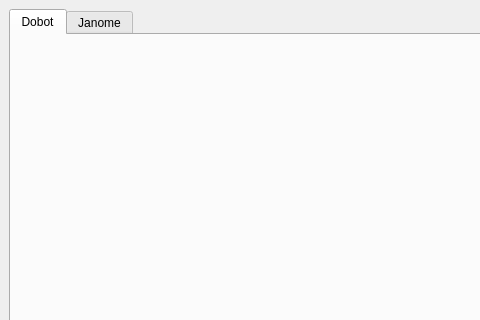
Old version of the form Example/DobotTest/MainWindow.ui in the repository metavisionvn/MetaCommunicationLib; both pictures show x 0 to 480 and y 0 to 320 of the 800 by 600 pixel window.
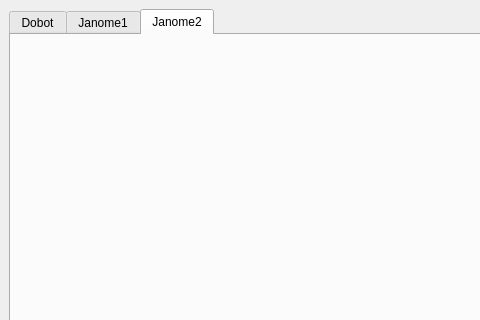
New version of the form. The open tabs and pages were chosen to show the change.

Commit message: 1. Receive temporary response from Janome 2. Prepare for Techman communication

```diff
--- a/Example/DobotTest/MainWindow.ui
+++ b/Example/DobotTest/MainWindow.ui
@@ -32,7 +32,7 @@
       </widget>
       <widget class="QWidget" name="tab_2">
        <attribute name="title">
-        <string>Janome</string>
+        <string>Janome1</string>
        </attribute>
        <layout class="QGridLayout" name="gridLayout_4">
         <item row="0" column="0">
@@ -40,6 +40,16 @@
         </item>
        </layout>
       </widget>
+      <widget class="QWidget" name="tab_3">
+       <attribute name="title">
+        <string>Janome2</string>
+       </attribute>
+       <layout class="QGridLayout" name="gridLayout_5">
+        <item row="0" column="0">
+         <layout class="QGridLayout" name="janomeLayout2"/>
+        </item>
+       </layout>
+      </widget>
      </widget>
     </item>
    </layout>
```
Left out of the diff: 2 changed lines with no effect on the pictures. The commit also changes 20 other files.
